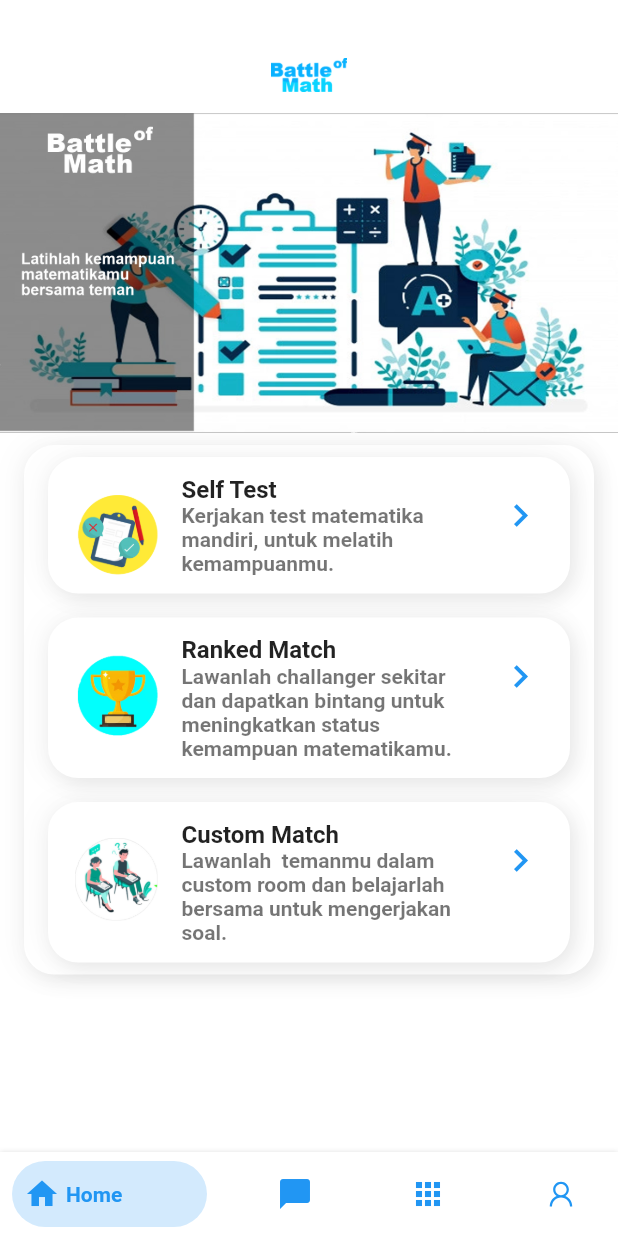
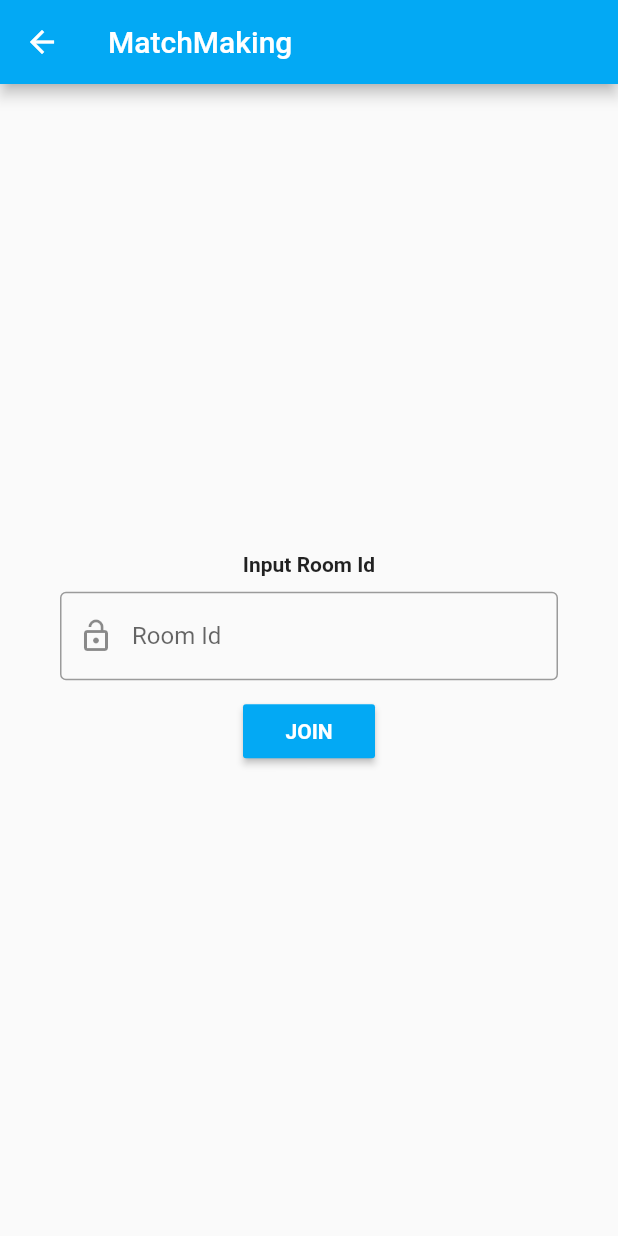
Before and after one commit to ayomicahyo/BattleOfMath, a Flutter app: the Dashboard screen opened by its route, after a tap on "Custom Match", on a phone screen of 412 x 824 dp. Run offline on Flutter 3.47's test engine with Material 2 defaults, Android fonts, the phone set to English and light mode, and no system bars; drawn by our look-alikes of bottom_navy_bar; our stand-ins replace cloud_firestore, firebase_core, line_icons; accounts and stored records are empty.

Commit message:
cahyo
Anithing. belum banyak keterusi si

```diff
--- /dev/null
+++ b/lib/MatchMaking.dart
@@ -0,0 +1,53 @@
+import 'package:flutter/material.dart';
+
+class MatchMaking extends StatefulWidget {
+  @override
+  _MatchMaking createState() => _MatchMaking();
+}
+
+class _MatchMaking extends State<MatchMaking> {
+  @override
+  Widget build(BuildContext context) {
+    return Scaffold(
+      appBar: AppBar(
+        backgroundColor: Colors.lightBlue,
+        title: Text("MatchMaking"),
+      ),
+      body: Column(
+        mainAxisAlignment: MainAxisAlignment.center,
+        children: [
+          Row(
+            mainAxisAlignment: MainAxisAlignment.center,
+            children: <Widget>[
+              Text(
+                "Input Room Id",
+                style: TextStyle(fontWeight: FontWeight.bold),
+              ),
+            ],
+          ),
+          Container(
+              margin: EdgeInsets.only(top: 10, bottom: 10, left: 40, right: 40),
+              child: TextFormField(
+                //initialValue: 'email',
+                decoration: InputDecoration(
+                    labelText: 'Room Id',
+                    prefixIcon: Icon(Icons.lock_open),
+                    border: OutlineInputBorder()),
+              )),
+          RaisedButton(
+              color: Colors.lightBlue,
+              onPressed: () {
+                Navigator.pushNamed(context, "/GetJson");
+              },
+              child: Text(
+                'JOIN',
+                style: TextStyle(
+                  fontWeight: FontWeight.bold,
+                  color: Colors.white,
+                ),
+              )),
+        ],
+      ),
+    );
+  }
+}
--- a/lib/dashboard.dart
+++ b/lib/dashboard.dart
@@ -16,7 +16,9 @@ class _DashboardState extends State<Dashboard> {
   @override
   Widget build(BuildContext context) {
     return Scaffold(
-      body: Container(
+      body: ListView(
+        children: <Widget>[
+          Container(
             padding: EdgeInsets.only(
               top: 25,
             ),
@@ -73,6 +75,8 @@ class _DashboardState extends State<Dashboard> {
               ],
             ),
           ),
+        ],
+      ),
       //class navigator button menu
       bottomNavigationBar: BottomNavyBar(
         selectedIndex: _currentIndex,
--- a/lib/main.dart
+++ b/lib/main.dart
@@ -2,11 +2,10 @@ import 'package:battleofmath/Splash.dart';
 import 'package:battleofmath/dashboard.dart';
 import 'package:battleofmath/login.dart';
 import 'package:battleofmath/soloTest.dart';
+import 'package:battleofmath/MatchMaking.dart';
 import 'package:flutter/material.dart';
-//import 'dashboard.dart';
-//import 'soloTest.dart';
-//import 'Splash.dart';
-//import 'login.dart';
+import 'package:cloud_firestore/cloud_firestore.dart';
+import 'package:firebase_core/firebase_core.dart';
 
 Future<void> main() async {
   WidgetsFlutterBinding.ensureInitialized();
@@ -30,6 +29,7 @@ class _MyAppState extends State<MyApp> {
         '/login': (context) => Login(),
         '/dashboard': (context) => Dashboard(),
         '/GetJson': (context) => GetJson(true),
+        '/MatchMaking': (context) => MatchMaking(),
       },
       //home: GetJson(), // GANTI AJA PAKE CLASS YANG MAU DI PANGGIL GUYS
       //home: SplashScreen(), // GANTI AJA PAKE CLASS YANG MAU DI PANGGIL GUYS
--- /dev/null
+++ b/lib/model/Room.dart
@@ -0,0 +1,35 @@
+class Room {
+  final String id;
+  final int p1score;
+  final int p2score;
+  final String player1;
+  final String player2;
+  final int qNumber;
+
+  Room(
+      {this.id,
+      this.p1score,
+      this.p2score,
+      this.player1,
+      this.player2,
+      this.qNumber});
+
+  factory Room.fromJson(Map<String, dynamic> json) {
+    return Room(
+        id: json['id'],
+        p1score: json['p1score'],
+        p2score: json['p2score'],
+        player1: json['player1'],
+        player2: json['player2'],
+        qNumber: json['qNumber']);
+  }
+
+  Map<String, dynamic> toJson() => {
+        'id': id,
+        'p1score': p1score,
+        'p2score': p2score,
+        'player1': player1,
+        'player2': player2,
+        'qNumber': qNumber
+      };
+}
--- a/lib/widget/CardMenu.dart
+++ b/lib/widget/CardMenu.dart
@@ -138,10 +138,7 @@ class _CardMenuState extends State<CardMenu> {
                     color: Theme.of(context).primaryColor,
                   ),
                   onTap: () {
-                    // Navigator.pushReplacement(
-                    //     context,
-                    //     MaterialPageRoute(
-                    //         builder: (context) => GetJson(false)));
+                    //Navigator.pushNamed(context, "/MatchMaking");
                   },
                 ),
               ),
@@ -207,7 +204,7 @@ class _CardMenuState extends State<CardMenu> {
                     color: Theme.of(context).primaryColor,
                   ),
                   onTap: () {
-                    Navigator.pushNamed(context, "/selftest");
+                    Navigator.pushNamed(context, "/MatchMaking");
                   },
                 ),
               ),
--- a/pubspec.yaml
+++ b/pubspec.yaml
@@ -32,8 +32,6 @@ dependencies:
   google_nav_bar: ^3.1.0
   bottom_navy_bar: ^5.6.0
   line_icons: ^0.2.0
-  firebase_core: ^0.7.0
-  cloud_firestore: ^0.16.0
 
 
 dev_dependencies:
```
Also changed, not shown: lib/login.dart (+15 -15 lines), lib/soloTest.dart (+37 -8 lines), pubspec.lock. Lines whose indentation alone changed are shown as unchanged.
